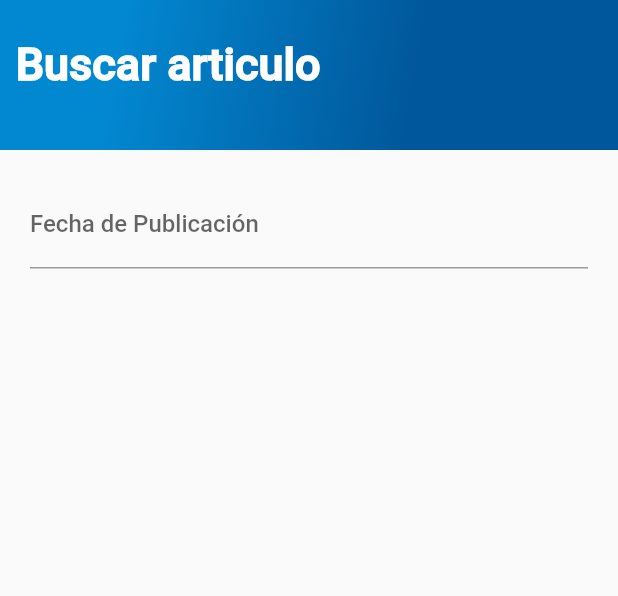
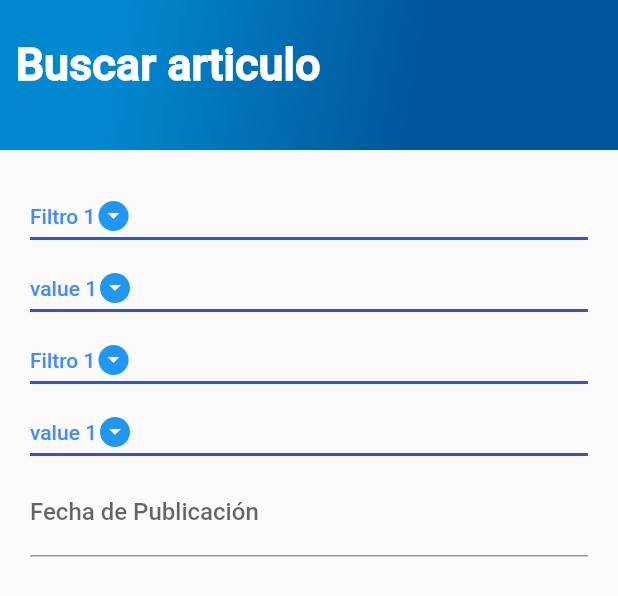
Before and after one commit to naandre/cicomApp, a Flutter app: the SearchTrips widget shown alone on an empty page, opened directly, on a phone screen of 412 x 824 dp. Shown: the top 596 px of the screen. Run offline on Flutter 3.47's test engine with Material 2 defaults, Android fonts, the phone set to English and light mode, and no system bars; network calls fail.

Commit message:
formuario de filtro, selects

```diff
--- a/lib/screens/articles/search_trips.dart
+++ b/lib/screens/articles/search_trips.dart
@@ -18,7 +18,20 @@ class _SearchData{
 
 class _SearchTrips extends State<SearchTrips>{
   final GlobalKey<FormState> _fromKey= GlobalKey<FormState>();
+  List<DropdownMenuItem<String>> _filtersList=<String>['Filtro 1','Filtro 2','Filtro 3','Filtro 4','Filtro 5','Filtro 6','Filtro 7'].map<DropdownMenuItem<String>>((String value){
+    return DropdownMenuItem<String>(value: value,child: Text(value),);}).toList();
+
+  List<DropdownMenuItem<String>> _valuesList=['value 1','value 2','value 3','value 4','value 5','value 6','value 7','value 8',].map<DropdownMenuItem<String>>((String value){
+    return DropdownMenuItem<String>(value: value,child: Text(value),);}).toList();
+
   _SearchData _data=_SearchData();
+
+  @override
+  void initState(){
+    _data.filter2=_data.filter1=_filtersList.first.value;
+    _data.value2=_data.value1=_valuesList.first.value;
+    super.initState();
+  }
 
   String _validateDate(DateTime value){
     if(value.toString().isEmpty){
@@ -41,6 +54,82 @@ class _SearchTrips extends State<SearchTrips>{
             key: this._fromKey,
             child: ListView(
               children: <Widget>[
+                DropdownButton<String>(
+                  value: _data.filter1,
+                  icon: Icon(Icons.arrow_drop_down_circle,color: Colors.blue),
+                  iconSize: 24,
+                  elevation: 16,
+                  style: TextStyle(
+                    color: Colors.blueAccent
+                  ),
+                  underline: Container(
+                    height: 2,
+                    color: Colors.indigo,
+                  ),
+                  onChanged: (String newValue){
+                    setState(() {
+                      _data.filter1=newValue;
+                    });
+                  },
+                  items: this._filtersList,
+                ),
+                DropdownButton<String>(
+                  value: _data.value1,
+                  icon: Icon(Icons.arrow_drop_down_circle,color: Colors.blue,),
+                  iconSize: 24,
+                  elevation: 16,
+                  style: TextStyle(
+                    color: Colors.blueAccent
+                  ),
+                  underline: Container(
+                    height: 2,
+                    color: Colors.indigo,
+                  ),
+                  onChanged: (String newValue){
+                    setState(() {
+                      _data.value1=newValue;
+                    });
+                  },
+                  items: this._valuesList,
+                ),
+                DropdownButton<String>(
+                  value: _data.filter2,
+                  icon: Icon(Icons.arrow_drop_down_circle,color: Colors.blue),
+                  iconSize: 24,
+                  elevation: 16,
+                  style: TextStyle(
+                      color: Colors.blueAccent
+                  ),
+                  underline: Container(
+                    height: 2,
+                    color: Colors.indigo,
+                  ),
+                  onChanged: (String newValue){
+                    setState(() {
+                      _data.filter2=newValue;
+                    });
+                  },
+                  items: this._filtersList,
+                ),
+                DropdownButton<String>(
+                  value: _data.value2,
+                  icon: Icon(Icons.arrow_drop_down_circle,color: Colors.blue,),
+                  iconSize: 24,
+                  elevation: 16,
+                  style: TextStyle(
+                      color: Colors.blueAccent
+                  ),
+                  underline: Container(
+                    height: 2,
+                    color: Colors.indigo,
+                  ),
+                  onChanged: (String newValue){
+                    setState(() {
+                      _data.value2=newValue;
+                    });
+                  },
+                  items: this._valuesList,
+                ),
                 TextFormField(
                   keyboardType: TextInputType.datetime,
                   decoration: InputDecoration(
--- a/lib/screens/menu_trips_cupertino.dart
+++ b/lib/screens/menu_trips_cupertino.dart
@@ -1,4 +1,4 @@
-import 'package:cicom/screens/articles/article_list.dart';
+import 'package:cicom/screens/articles/search_trips.dart';
 import 'package:cicom/screens/auth/login.dart';
 import 'package:cicom/screens/home_trips.dart';
 import 'package:flutter/material.dart';
@@ -33,7 +33,7 @@ class MenuTripsCupertino extends StatelessWidget{
                 return CupertinoTabView(builder: (BuildContext context)=>HomeTrips());
                 break;
               case 1:
-                return CupertinoTabView(builder: (BuildContext context)=>ArticleList());
+                return CupertinoTabView(builder: (BuildContext context)=>SearchTrips());
                 break;
               case 2:
                 return CupertinoTabView(builder: (BuildContext context)=>Login());
```
